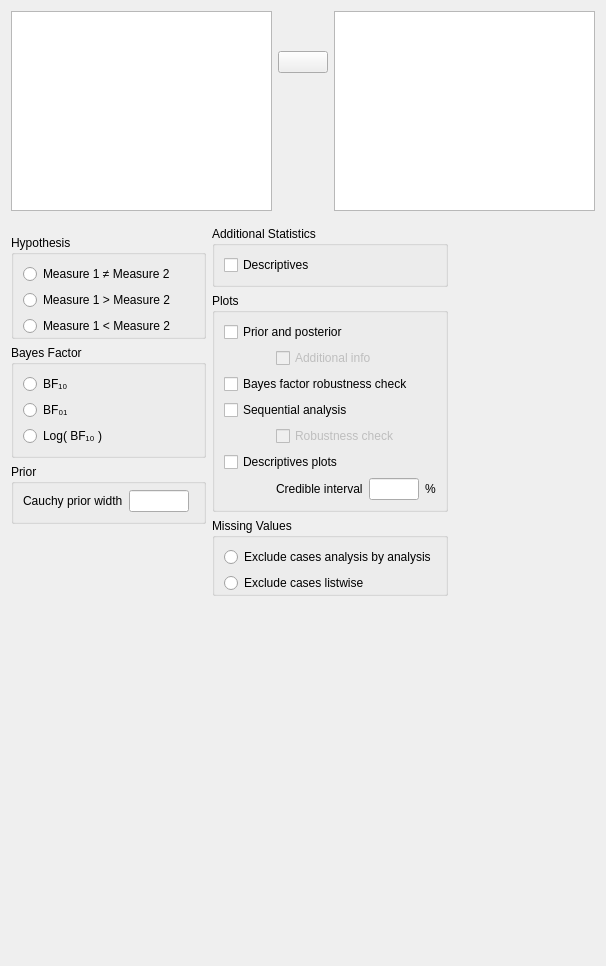
Qt form JASP-Desktop/analysisforms/ttestbayesianpairedsamplesform.ui (jasp-stats/jasp-desktop) before a commit.
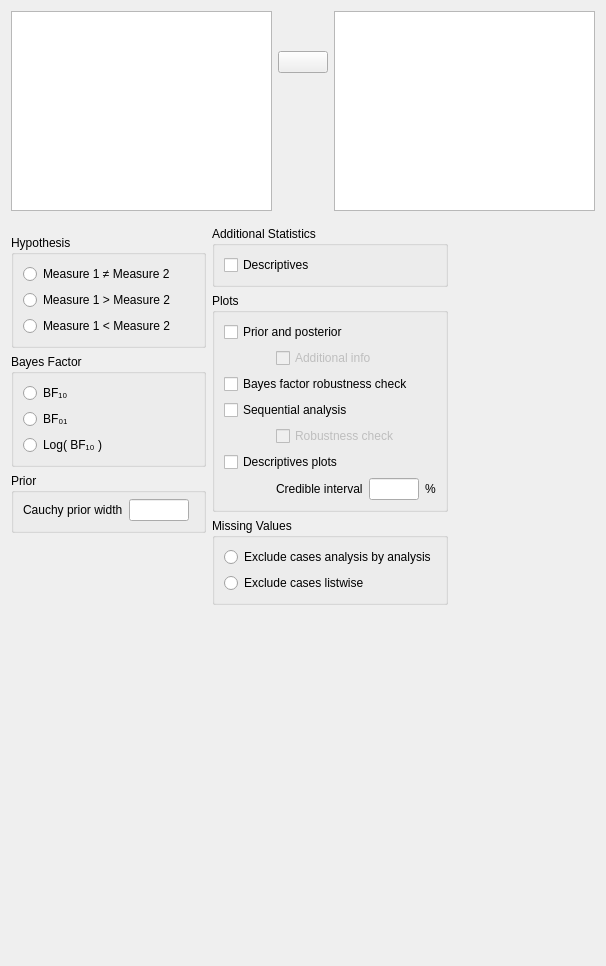
The same form after that commit. Custom widgets are drawn as their Qt base class.

Patch:
```diff
--- a/JASP-Desktop/analysisforms/ttestbayesianpairedsamplesform.ui
+++ b/JASP-Desktop/analysisforms/ttestbayesianpairedsamplesform.ui
@@ -268,12 +268,6 @@
             <bool>false</bool>
            </property>
            <layout class="QGridLayout" name="gridLayout_9">
-            <property name="rightMargin">
-             <number>0</number>
-            </property>
-            <property name="bottomMargin">
-             <number>0</number>
-            </property>
             <item row="0" column="0">
              <widget class="QRadioButton" name="_1twoTailed">
               <property name="sizePolicy">
@@ -619,9 +613,6 @@
             <bool>false</bool>
            </property>
            <layout class="QGridLayout" name="gridLayout_6">
-            <property name="bottomMargin">
-             <number>0</number>
-            </property>
             <item row="0" column="0">
              <widget class="QRadioButton" name="_1excludeAnalysisByAnalysis">
               <property name="sizePolicy">
```
